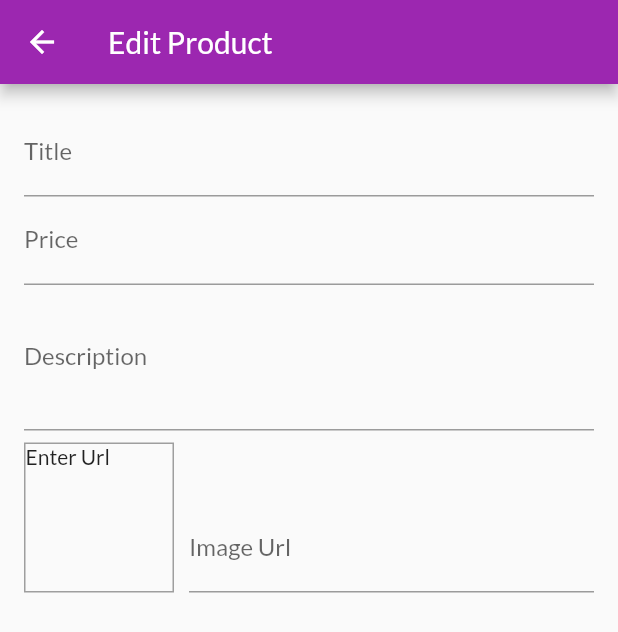
After one commit to hpatel32/shop_app, a Flutter app: the EditProductScreen screen opened by its route, on a phone screen of 412 x 824 dp. The commit adds this screen. Shown: the top 632 px of the screen. Run offline on Flutter 3.47's test engine with Material 2 defaults, Android fonts, the phone set to English and light mode, and no system bars; network calls fail.

Commit message:
form input with image preview

```diff
--- /dev/null
+++ b/lib/Screens/edit_product_screen.dart
@@ -0,0 +1,106 @@
+import 'package:flutter/material.dart';
+
+class EditProductScreen extends StatefulWidget {
+  static const routeName = '/edit-product';
+  @override
+  _EditProductScreenState createState() => _EditProductScreenState();
+}
+
+class _EditProductScreenState extends State<EditProductScreen> {
+  final _priceFocusNode = FocusNode();
+  final _descriptionFocusNode = FocusNode();
+  final _imageController = TextEditingController();
+  final _imageFocusNode = FocusNode();
+
+  @override
+  void initState() {
+    _imageFocusNode.addListener(_updateImage);
+    super.initState();
+  }
+
+  void _updateImage() {
+    if (!_imageFocusNode.hasFocus) {
+      setState(() {});
+    }
+  }
+
+  @override
+  void dispose() {
+    _imageFocusNode.removeListener(_updateImage);
+    _priceFocusNode.dispose();
+    _descriptionFocusNode.dispose();
+    _imageController.dispose();
+    super.dispose();
+  }
+
+  @override
+  Widget build(BuildContext context) {
+    return Scaffold(
+      appBar: AppBar(
+        title: Text('Edit Product'),
+      ),
+      body: Padding(
+        padding: EdgeInsets.all(16),
+        child: Form(
+          child: ListView(
+            children: <Widget>[
+              TextFormField(
+                decoration: InputDecoration(labelText: 'Title'),
+                textInputAction: TextInputAction.next,
+                onFieldSubmitted: (val) {
+                  FocusScope.of(context).requestFocus(_priceFocusNode);
+                },
+              ),
+              TextFormField(
+                decoration: InputDecoration(labelText: 'Price'),
+                textInputAction: TextInputAction.next,
+                keyboardType: TextInputType.number,
+                focusNode: _priceFocusNode,
+                onFieldSubmitted: (val) {
+                  FocusScope.of(context).requestFocus(_descriptionFocusNode);
+                },
+              ),
+              TextFormField(
+                decoration: InputDecoration(labelText: 'Description'),
+                keyboardType: TextInputType.multiline,
+                maxLines: 3,
+                focusNode: _descriptionFocusNode,
+              ),
+              Row(
+                crossAxisAlignment: CrossAxisAlignment.end,
+                children: <Widget>[
+                  Container(
+                    margin: EdgeInsets.only(top: 8, right: 10),
+                    height: 100,
+                    width: 100,
+                    decoration: BoxDecoration(
+                      border: Border.all(
+                        width: 1,
+                        color: Colors.grey,
+                      ),
+                    ),
+                    child: _imageController.text.isEmpty
+                        ? Text('Enter Url')
+                        : Image.network(
+                            _imageController.text,
+                            fit: BoxFit.cover,
+                          ),
+                  ),
+                  Expanded(
+                    child: TextFormField(
+                      decoration: InputDecoration(labelText: 'Image Url'),
+                      keyboardType: TextInputType.url,
+                      textInputAction: TextInputAction.done,
+                      controller: _imageController,
+                      focusNode: _imageFocusNode,
+                    ),
+                  ),
+                ],
+              ),
+            ],
+          ),
+        ),
+      ),
+    );
+  }
+}
--- a/lib/Screens/user_products_screen.dart
+++ b/lib/Screens/user_products_screen.dart
@@ -3,6 +3,7 @@ import 'package:provider/provider.dart';
 import 'package:shop_app/Providers/products.dart';
 import 'package:shop_app/Widgets/user_product_item.dart';
 import 'package:shop_app/Widgets/app_drawer.dart';
+import 'package:shop_app/Screens/edit_product_screen.dart';
 
 class UserProductsScreen extends StatelessWidget {
   static const routeName = '/user-product';
@@ -13,7 +14,11 @@ class UserProductsScreen extends StatelessWidget {
       appBar: AppBar(
         title: Text('Your Products'),
         actions: <Widget>[
-          IconButton(icon: Icon(Icons.add), onPressed: () {}),
+          IconButton(
+              icon: Icon(Icons.add),
+              onPressed: () {
+                Navigator.of(context).pushNamed(EditProductScreen.routeName);
+              }),
         ],
       ),
       drawer: AppDrawer(),
--- a/lib/main.dart
+++ b/lib/main.dart
@@ -8,6 +8,7 @@ import 'Screens/cart_screen.dart';
 import 'Providers/order.dart';
 import 'Screens/order_screen.dart';
 import 'Screens/user_products_screen.dart';
+import 'Screens/edit_product_screen.dart';
 
 void main() {
   runApp(MyApp());
@@ -43,6 +44,7 @@ class MyApp extends StatelessWidget {
           CartScreen.routeName: (context) => CartScreen(),
           OrderScreen.routeName: (context) => OrderScreen(),
           UserProductsScreen.routeName: (context) => UserProductsScreen(),
+          EditProductScreen.routeName: (context) => EditProductScreen(),
         },
       ),
     );
```
